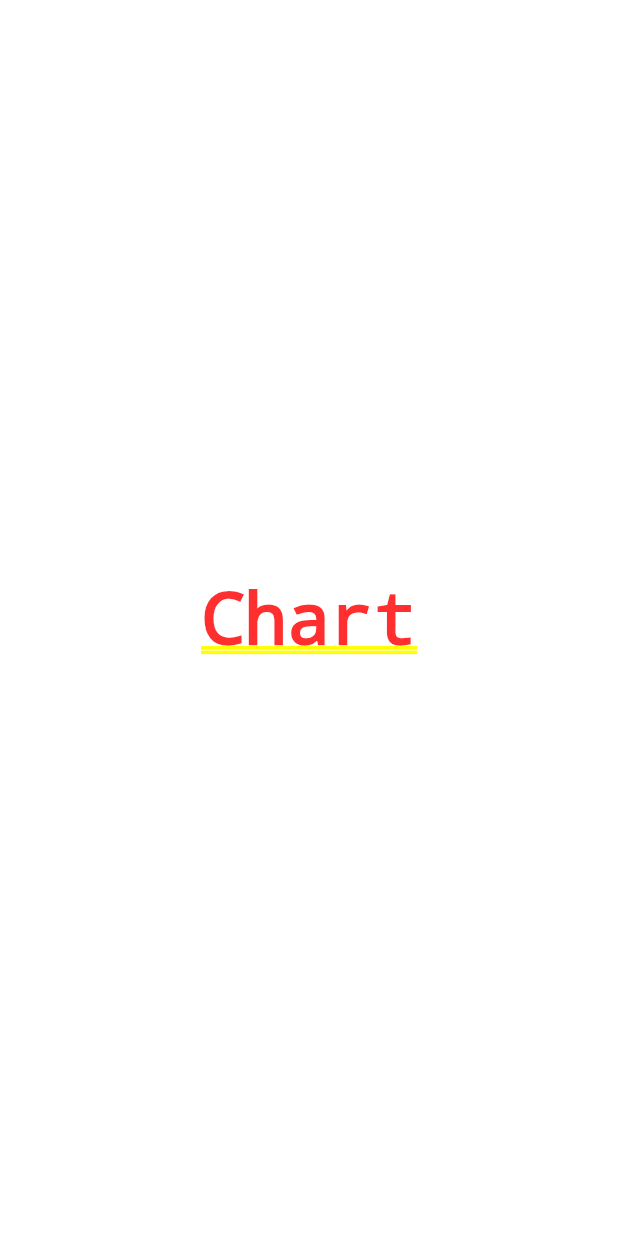
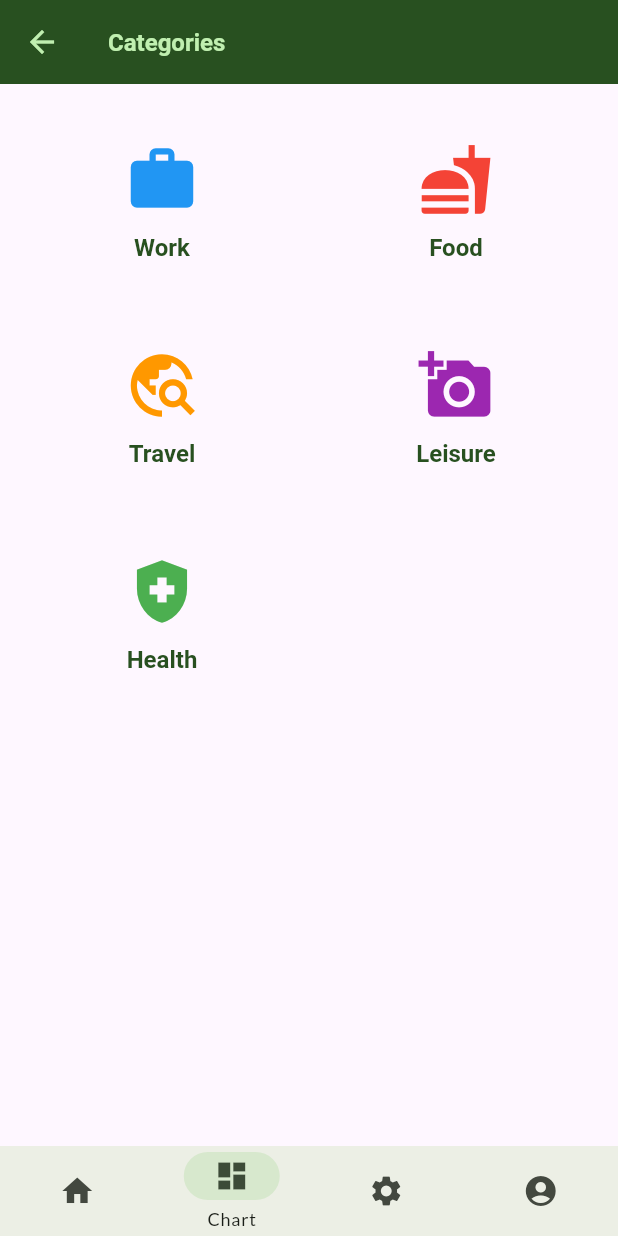
Before and after one commit to jlogicsoftware/prudent, a Flutter app: the screen it shows after launch, item 2 of the bottom bar chosen, on a phone screen of 412 x 824 dp. Run offline on Flutter 3.47's test engine with Material 3 defaults, Android fonts, the phone set to English and light mode, and no system bars; our stand-ins replace google_fonts.

Commit message:
add categories screen

```diff
--- a/lib/main.dart
+++ b/lib/main.dart
@@ -4,7 +4,6 @@ import 'package:intl/date_symbol_data_local.dart';
 import 'package:google_fonts/google_fonts.dart';
 
 import 'widgets/tabs_navigation.dart';
-import 'records.dart';
 
 var kColorScheme = ColorScheme.fromSeed(
   seedColor: const Color.fromARGB(255, 0, 255, 0),
@@ -57,23 +56,8 @@ void main() {
             ),
           ),
           home: Scaffold(
-            bottomNavigationBar: TabsNavigation(
-              key: const Key('bottomNavigationBar'),
-            ),
-            body:
-                [
-                  const Records(),
-                  const Center(child: Text('Chart')),
-                  const Center(child: Text('Settings')),
-                  const Center(child: Text('Profile')),
-                ][TabsNavigation.currentPageIndex],
-          ),
-          routes: {
-            '/home': (context) => const Records(),
-            '/chart': (context) => const Center(child: Text('Chart')),
-            '/settings': (context) => const Center(child: Text('Settings')),
-            '/profile': (context) => const Center(child: Text('Profile')),
-          },
+            body: navigationBody[TabsNavigation.currentPageIndex]),
+          routes: navigationRoutes,
           themeMode: ThemeMode.system,
         ),
       ),
--- /dev/null
+++ b/lib/models/category.dart
@@ -0,0 +1,83 @@
+import 'package:flutter/material.dart';
+
+class Category {
+  final String id;
+  final String title;
+  final IconData icon;
+  final String description;
+  final Color color;
+
+  const Category({
+    required this.id,
+    required this.title,
+    required this.icon,
+    this.description = '',
+    this.color = Colors.green,
+  });
+
+  @override
+  String toString() {
+    return 'Category{id: $id, title: $title, icon: $icon, description: $description, color: $color}';
+  }
+
+  static List<Category> categories = [
+    Category(
+      id: 'c1',
+      title: 'Work',
+      icon: Icons.work,
+      description: 'Work-related expenses',
+      color: Colors.blue,
+    ),
+    Category(
+      id: 'c2',
+      title: 'Food',
+      icon: Icons.fastfood,
+      description: 'Food and dining expenses',
+      color: Colors.red,
+    ),
+    Category(
+      id: 'c3',
+      title: 'Travel',
+      icon: Icons.travel_explore,
+      description: 'Travel expenses',
+      color: Colors.orange,
+    ),
+    Category(
+      id: 'c4',
+      title: 'Leisure',
+      icon: Icons.add_a_photo,
+      description: 'Leisure activities',
+      color: Colors.purple,
+    ),
+    Category(
+      id: 'c5',
+      title: 'Health',
+      icon: Icons.health_and_safety,
+      description: 'Health-related expenses',
+      color: Colors.green,
+    ),
+  ];
+
+  static Category getCategoryById(String id) {
+    return categories.firstWhere((category) => category.id == id);
+  }
+
+  static void addCategory(Category category) {
+    categories.add(category);
+  }
+
+  static void removeCategory(String id) {
+    categories.removeWhere((category) => category.id == id);
+  }
+
+  static void updateCategory(String id, Category newCategory) {
+    int index = categories.indexWhere((category) => category.id == id);
+    if (index != -1) {
+      categories[index] = newCategory;
+    }
+  }
+
+  static List<Category> getCategories() {
+    return categories;
+  }
+}
--- a/lib/records.dart
+++ b/lib/records.dart
@@ -101,6 +101,9 @@ class _RecordsState extends State<Records> {
           ),
         ],
       ),
+      bottomNavigationBar: TabsNavigation(
+        key: const Key('bottomNavigationBar'),
+      ),
       body: Column(
         children: [
           Expanded(
--- /dev/null
+++ b/lib/screens/categories.dart
@@ -0,0 +1,49 @@
+import 'package:flutter/material.dart';
+import 'package:prudent/models/category.dart';
+import 'package:prudent/widgets/tabs_navigation.dart';
+
+import '../widgets/category_grid_items.dart';
+
+class CategoriesScreen extends StatelessWidget {
+  CategoriesScreen({super.key});
+
+  static const routeName = '/categories';
+
+  final List<Category> categories = Category.categories;
+
+  @override
+  Widget build(BuildContext context) {
+    return Scaffold(
+      appBar: AppBar(title: const Text('Categories')),
+      bottomNavigationBar: TabsNavigation(
+        key: const Key('bottomNavigationBar'),
+      ),
+      body: GridView(
+        padding: const EdgeInsets.all(20),
+        gridDelegate: SliverGridDelegateWithFixedCrossAxisCount(
+          crossAxisCount: 2,
+          childAspectRatio: 3 / 2,
+          crossAxisSpacing: 20,
+          mainAxisSpacing: 20,
+        ),
+        children: [
+          for (final category in categories)
+            InkWell(
+              splashColor: Theme.of(context).colorScheme.primary,
+              highlightColor: Theme.of(context).colorScheme.primary,
+              borderRadius: BorderRadius.circular(15),
+              onTap: () {
+                return;
+                Navigator.pushNamed(
+                  context,
+                  '/category-details',
+                  arguments: category,
+                );
+              },
+              child: CategoryGridItem(category: category),
+            ),
+        ],
+      ),
+    );
+  }
+}
--- /dev/null
+++ b/lib/widgets/category_grid_items.dart
@@ -0,0 +1,32 @@
+import 'package:flutter/material.dart';
+import 'package:prudent/models/category.dart';
+
+class CategoryGridItem extends StatelessWidget {
+  const CategoryGridItem({super.key, required this.category});
+
+  final Category category;
+
+  @override
+  Widget build(BuildContext context) {
+    return Container(
+      padding: const EdgeInsets.all(15),
+      decoration: BoxDecoration(
+        borderRadius: BorderRadius.circular(15),
+        // color: Theme.of(context).colorScheme.primaryContainer,
+      ),
+      child: Column(
+        mainAxisAlignment: MainAxisAlignment.center,
+        children: [
+          Icon(category.icon, size: 50, color: category.color),
+          const SizedBox(height: 10),
+          Text(
+            category.title,
+            style: Theme.of(context).textTheme.titleLarge?.copyWith(
+              color: Theme.of(context).colorScheme.onPrimaryContainer,
+            ),
+          ),
+        ],
+      ),
+    );
+  }
+}
--- a/lib/widgets/tabs_navigation.dart
+++ b/lib/widgets/tabs_navigation.dart
@@ -1,15 +1,12 @@
 import 'package:flutter/material.dart';
+
+import '../screens/categories.dart';
+import '../records.dart';
 
 class TabsNavigation extends StatefulWidget {
   const TabsNavigation({super.key});
 
   static int currentPageIndex = 0;
-  static const List<Widget> pages = [
-    Text('Home'),
-    Text('Chart'),
-    Text('Settings'),
-    Text('Profile'),
-  ];
 
   @override
   State<TabsNavigation> createState() => _TabsNavigationState();
@@ -32,6 +29,10 @@ class _TabsNavigationState extends State<TabsNavigation> {
       ],
       selectedIndex: currentPageIndex,
       onDestinationSelected: (int index) {
+        if (index == currentPageIndex) {
+          return;
+        }
+        TabsNavigation.currentPageIndex = index;
         setState(() {
           currentPageIndex = index;
         });
@@ -56,3 +57,21 @@ class _TabsNavigationState extends State<TabsNavigation> {
     );
   }
 }
+
+Map<String, WidgetBuilder> get navigationRoutes {
+  return {
+    '/home': (context) => const Records(),
+    '/chart': (context) => CategoriesScreen(),
+    '/settings': (context) => const Center(child: Text('Settings')),
+    '/profile': (context) => const Center(child: Text('Profile')),
+  };
+}
+
+List<Widget> get navigationBody {
+  return [
+    const Records(),
+    CategoriesScreen(),
+    const Center(child: Text('Settings')),
+    const Center(child: Text('Profile')),
+  ];
+}
```
Also changed, not shown: 2 other files.
